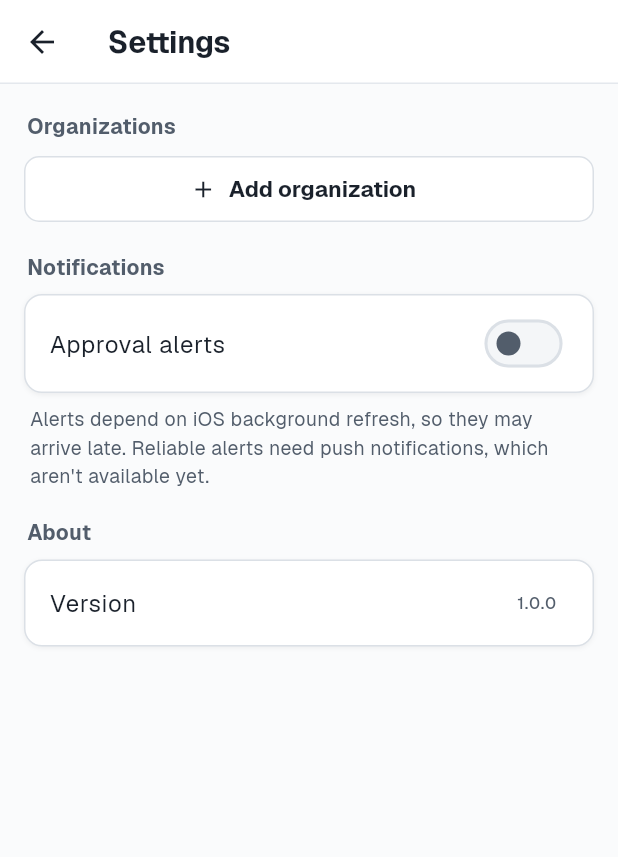
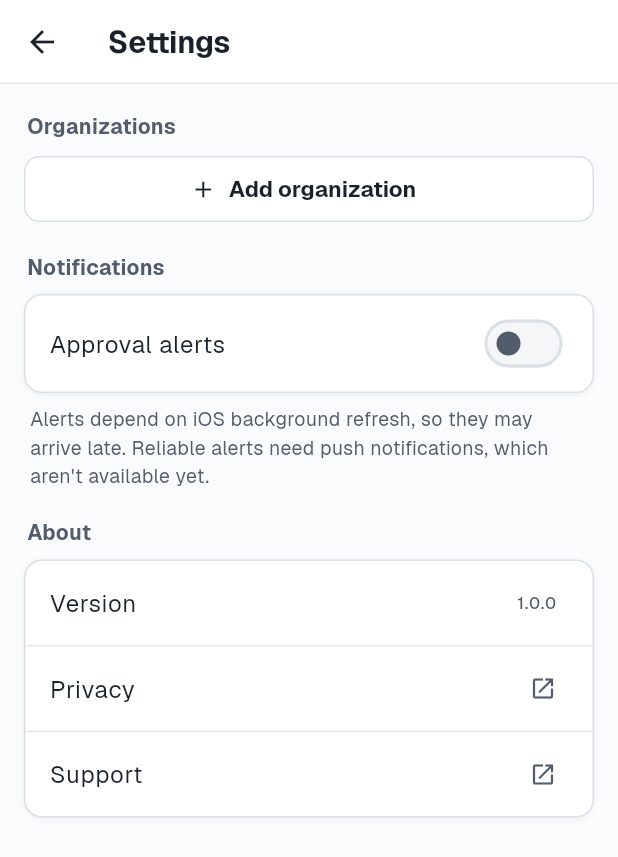
Before and after one commit to agentconnect-md/mobile-app, a Flutter app: the SettingsScreen screen opened directly, on a phone screen of 412 x 824 dp. Shown: the top 857 px of the screen. Run offline on Flutter 3.47's test engine with Material 3 defaults, Android fonts, the phone set to English and light mode, and no system bars; our stand-ins replace flutter_markdown_plus, flutter_secure_storage, local_auth, shared_preferences; missing offline and left inert: pdfrx, re_highlight; accounts and stored records are empty; generated files the repository leaves out were written again; project files that could hold a hidden picture were left out.

Commit message:
Point Privacy and Support to AgentConnect
Privacy opens https://www.agentconnect.md/privacy/; Support opens the
docs (agentconnect.md has no support page yet).

Co-Authored-By: Claude Opus 5.5 <noreply@anthropic.com>

```diff
--- a/lib/features/settings/settings_screen.dart
+++ b/lib/features/settings/settings_screen.dart
@@ -1,4 +1,5 @@
 import 'package:flutter/material.dart';
+import 'package:url_launcher/url_launcher.dart';
 
 import '../../core/auth/account.dart';
 import '../../core/auth/app_state.dart';
@@ -140,6 +141,24 @@ class SettingsScreen extends StatelessWidget {
                   title: Text(l.version),
                   trailing: Text('1.0.0', style: TextStyle(color: p.secondary)),
                 ),
+                Divider(height: 1, color: p.hairline),
+                ListTile(
+                  title: Text(l.privacy),
+                  trailing: const Icon(Icons.open_in_new, size: 18),
+                  onTap: () => launchUrl(
+                    Uri.parse('https://www.agentconnect.md/privacy/'),
+                    mode: LaunchMode.externalApplication,
+                  ),
+                ),
+                Divider(height: 1, color: p.hairline),
+                ListTile(
+                  title: Text(l.support),
+                  trailing: const Icon(Icons.open_in_new, size: 18),
+                  onTap: () => launchUrl(
+                    Uri.parse('https://www.agentconnect.md/docs'),
+                    mode: LaunchMode.externalApplication,
+                  ),
+                ),
               ],
             ),
           ),
--- a/lib/l10n/app_en.arb
+++ b/lib/l10n/app_en.arb
@@ -138,6 +138,8 @@
   "alertsFooter": "Alerts depend on iOS background refresh, so they may arrive late. Reliable alerts need push notifications, which aren't available yet.",
   "about": "About",
   "version": "Version",
+  "privacy": "Privacy",
+  "support": "Support",
   "genericError": "Something went wrong. Try again.",
   "error403": "You don't have access to this.",
   "error404": "This is no longer available.",
```
Also changed, not shown: 1 other file.
